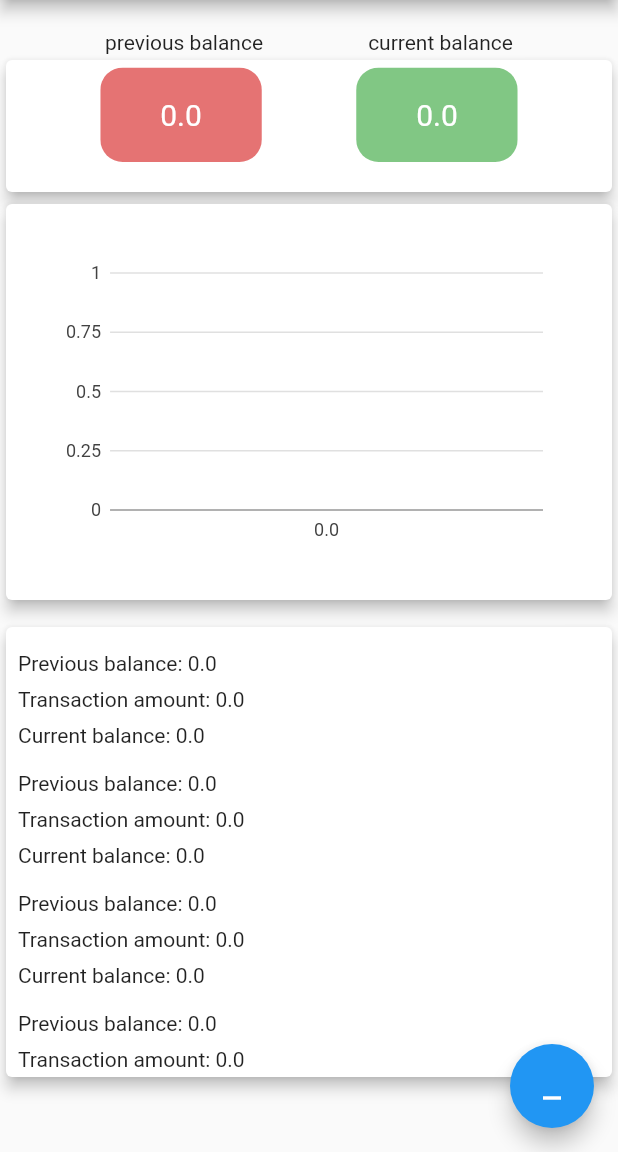
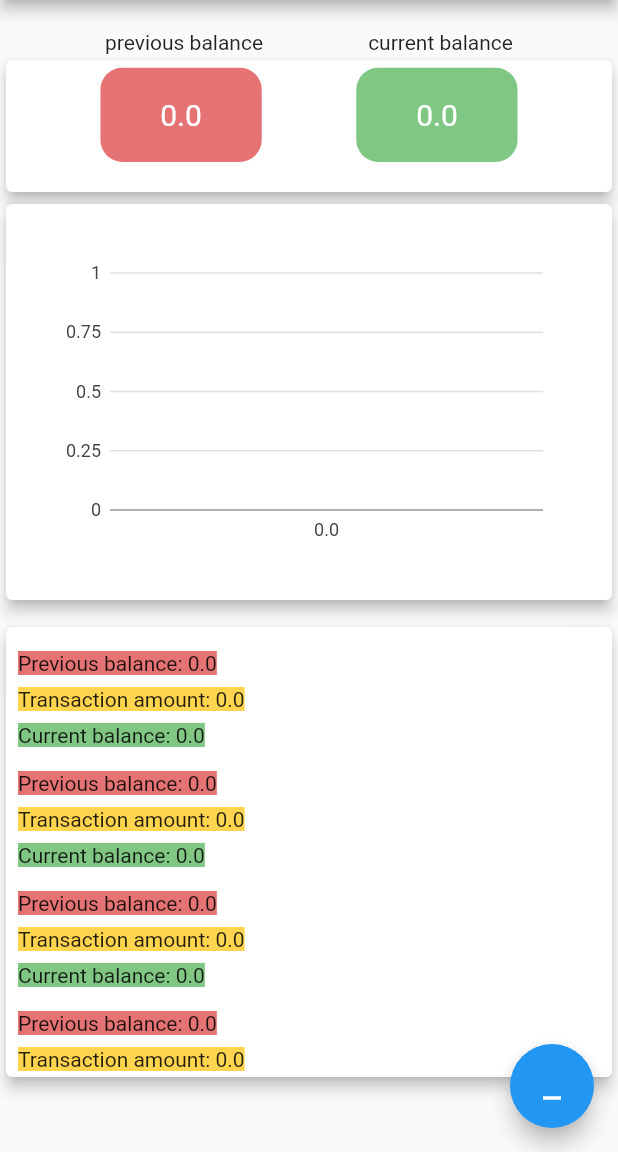
Before and after one commit to Petar81/Track-Bank-Expenses, a Flutter app: the screen it shows after launch, on a phone screen of 412 x 824 dp, the part 84-1236 px from its top. Run offline on Flutter 3.47's test engine with Material 2 defaults, Android fonts, the phone set to English and light mode, and no system bars; our stand-ins replace charts_flutter, firebase_core, firebase_database; accounts and stored records are empty.

Commit message:
add background color listView builder rows

```diff
--- a/lib/screens/balance_overview.dart
+++ b/lib/screens/balance_overview.dart
@@ -181,8 +181,11 @@ class _BalanceOverviewState extends State<BalanceOverview> {
                             child: Row(
                               children: <Widget>[
                                 Center(
-                                    child: Text(
-                                        'Previous balance: $showPreviousBalance')),
+                                    child: Container(
+                                  color: Colors.red.shade300,
+                                  child: Text(
+                                      'Previous balance: $showPreviousBalance'),
+                                )),
                               ],
                             ),
                           ),
@@ -191,8 +194,11 @@ class _BalanceOverviewState extends State<BalanceOverview> {
                             child: Row(
                               children: <Widget>[
                                 Center(
-                                    child: Text(
-                                        'Transaction amount: $transactionAmount')),
+                                    child: Container(
+                                  color: Colors.amber.shade300,
+                                  child: Text(
+                                      'Transaction amount: $transactionAmount'),
+                                )),
                               ],
                             ),
                           ),
@@ -201,8 +207,11 @@ class _BalanceOverviewState extends State<BalanceOverview> {
                             child: Row(
                               children: <Widget>[
                                 Center(
-                                    child: Text(
-                                        'Current balance: $showCurrentBalance')),
+                                    child: Container(
+                                  color: Colors.green.shade300,
+                                  child: Text(
+                                      'Current balance: $showCurrentBalance'),
+                                )),
                               ],
                             ),
                           ),
```
